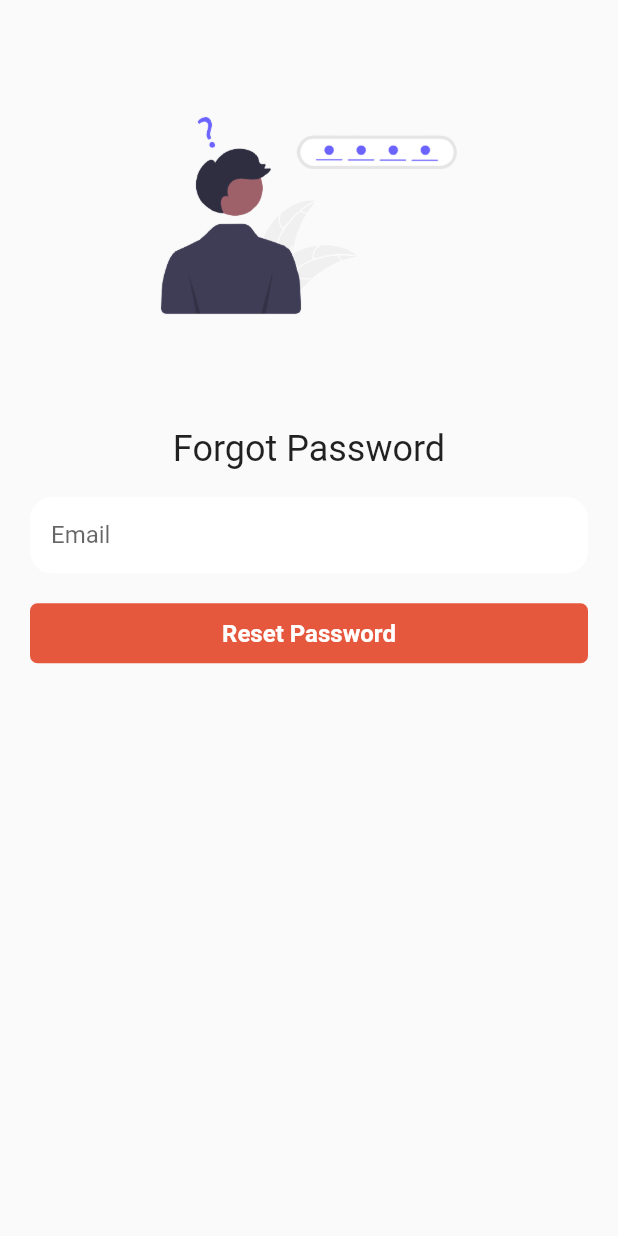
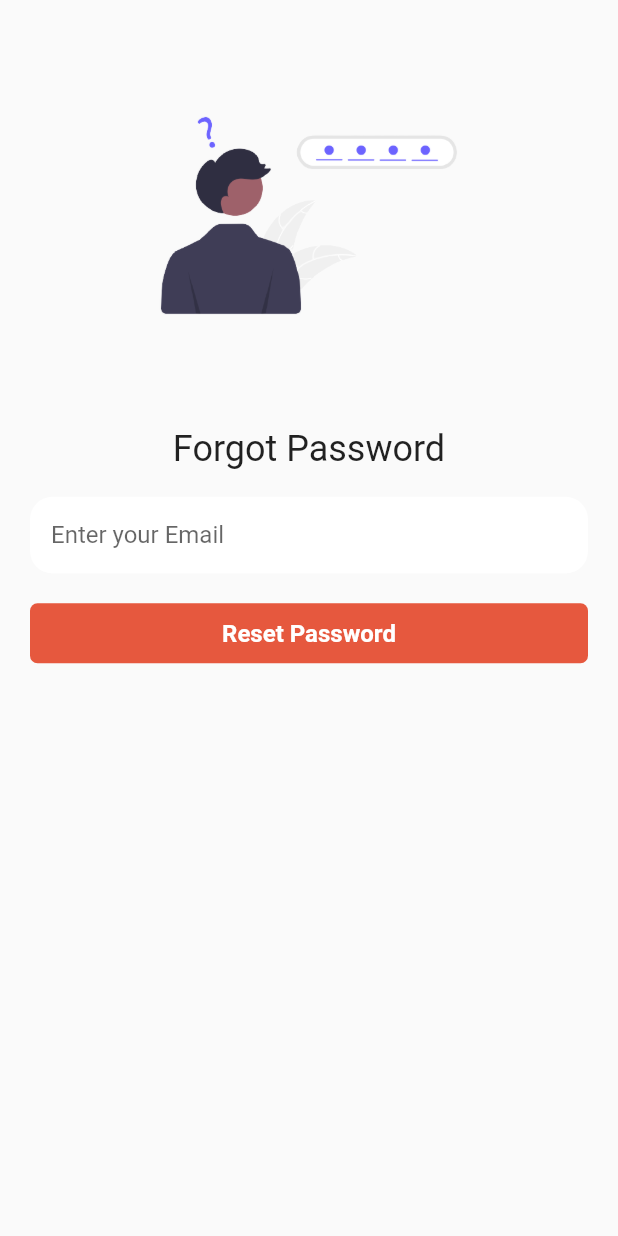
Before and after one commit to RCharlotte/courses_app, a Flutter app: the forgotPass screen opened directly, on a phone screen of 412 x 824 dp. Run offline on Flutter 3.47's test engine with Material 2 defaults, Android fonts, the phone set to English and light mode, and no system bars; our stand-ins replace get; missing offline and left inert: dart:html.

Commit message:
8th commit

```diff
--- a/lib/ui/forgot_pass.dart
+++ b/lib/ui/forgot_pass.dart
@@ -1,3 +1,4 @@
+import 'package:courses_app/ui/reset_pass.dart';
 import 'package:flutter/material.dart';
 import 'package:get/get.dart';
 
@@ -45,7 +46,7 @@ class forgotPass extends StatelessWidget {
 
               //custom text field
 
-              TxtField(inputType: TextInputType.emailAddress, hintText: "Email", obscureText: false),
+              TxtField(inputType: TextInputType.emailAddress, hintText: "Enter your Email", obscureText: false),
 
 
 
@@ -55,7 +56,7 @@ class forgotPass extends StatelessWidget {
              SizedBox( height: 16,),
 
             Btn(text: "Reset Password", onPressed: (){
-             // Get.to(()=> ViewCourses());
+              Get.to(()=> ResetPass());
 
             }),
 
```
Also changed, not shown: lib/ui/reset_pass.dart (+12 -0 lines).
